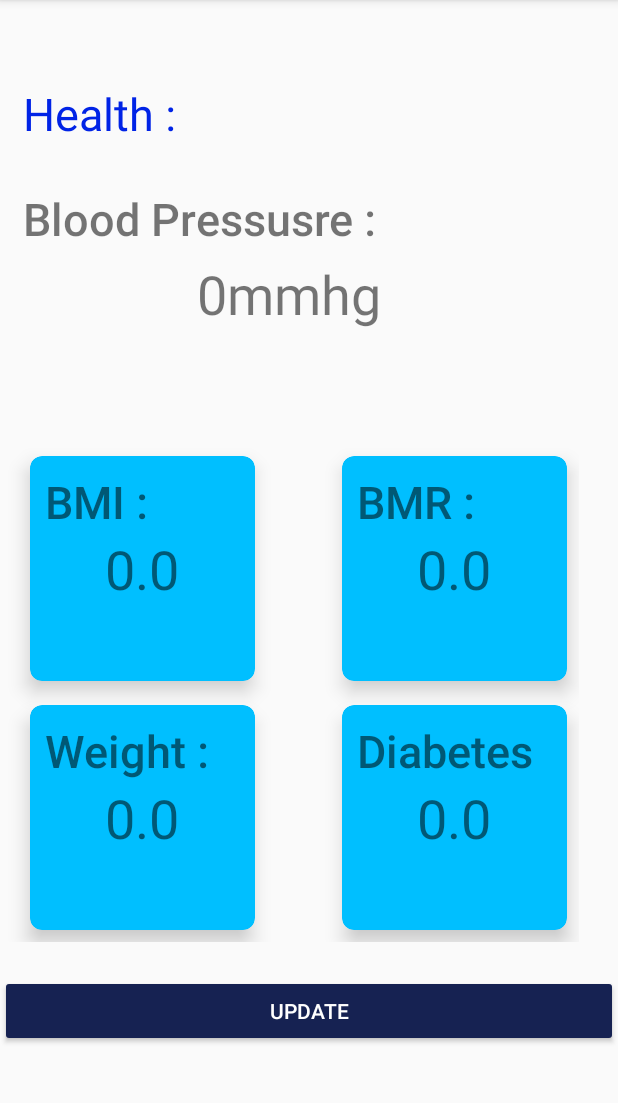
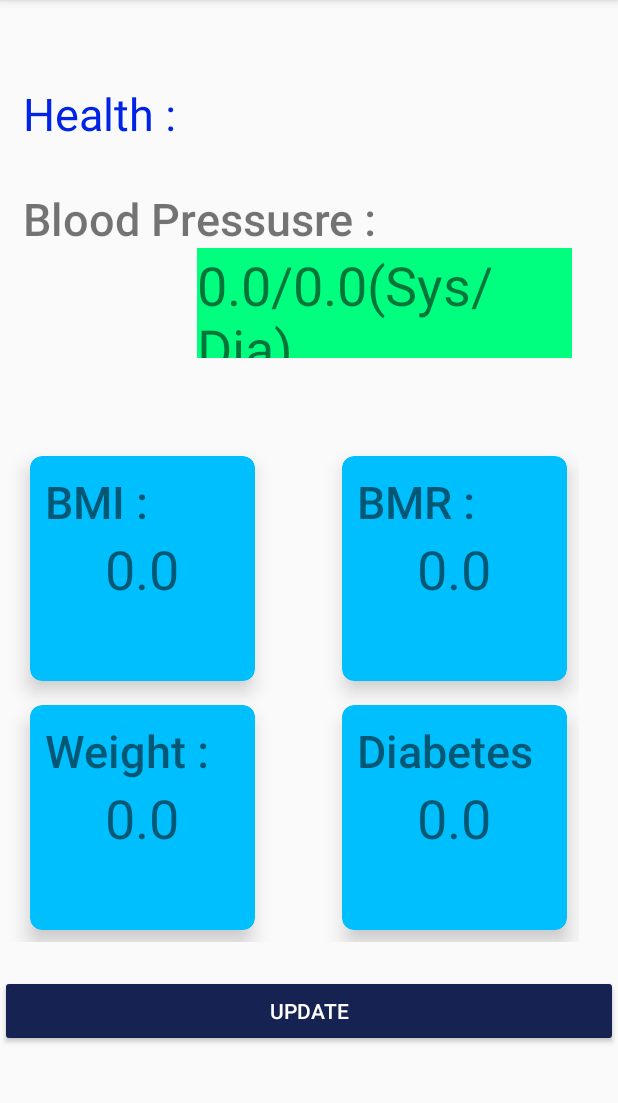
Before and after one commit to SadeeMohib/Reminder, an Android app: the HealthStatus screen opened directly, with no data from a screen before it, on a phone screen of 412 x 824 dp, the part 84-1187 px from its top. Run offline under Robolectric (Android 15) with nearby library versions, the phone set to English and light mode, and no system bars; our stand-ins replace Firebase (no records; nobody signed in at launch, a user with empty details on screens opened directly); Roboto replaces fonts that are not available here; 8 statements that could not run were skipped.

Commit message:
HealthStatus er kaaj shesh

```diff
--- a/app/src/main/java/com/example/reminderapp/HealthStatus.java
+++ b/app/src/main/java/com/example/reminderapp/HealthStatus.java
@@ -28,6 +28,7 @@ public class HealthStatus extends AppCompatActivity {
 
     CardView BloodPressure,BmiCard,BmrCard,WeightCard,DiabetesCard;
     TextView bmi,bmr,bloodPress,weight,diabetes;
+    String bloodP;
     Health health;
 
     double bmival,bmrval,heightval,weightval,systol,diastol,puls,diab;
@@ -93,25 +94,25 @@ public class HealthStatus extends AppCompatActivity {
 
                 }
 
-                if(bmrval>0.0 && bmrval<=18.5)
+                if(bmival>0.0 && bmival<=18.5)
                 {
                     //underweight
-                    BmrCard.setCardBackgroundColor(Color.parseColor("#00bfff"));
+                    BmiCard.setCardBackgroundColor(Color.parseColor("#00bfff"));
                 }
-                if(bmrval>18.5 && bmrval<=24.5)
+                if(bmival>18.5 && bmival<=24.5)
                 {
                     //normal weight
-                    BmrCard.setCardBackgroundColor(Color.parseColor("#00FF7F"));
+                    BmiCard.setCardBackgroundColor(Color.parseColor("#00FF7F"));
                 }
-                if(bmrval>24.5 && bmrval<=29.9)
+                if(bmival>24.5 && bmival<=29.9)
                 {
                     //over weight
-                    BmrCard.setCardBackgroundColor(Color.parseColor("#ffff00"));
+                    BmiCard.setCardBackgroundColor(Color.parseColor("#ffff00"));
                 }
-                if(bmrval>29.9)
+                if(bmival>29.9)
                 {
                     //obese
-                    BmrCard.setCardBackgroundColor(Color.parseColor("#FF4500"));
+                    BmiCard.setCardBackgroundColor(Color.parseColor("#FF4500"));
                 }
 
                 if(diab<=4.0)
@@ -127,11 +128,30 @@ public class HealthStatus extends AppCompatActivity {
                 {
                     DiabetesCard.setCardBackgroundColor(Color.parseColor("#FF4500"));
                 }
+                if(systol<120.0)
+                {
+                    bloodPress.setBackgroundColor(Color.parseColor("#00FF7F"));
+                }
 
+                if(systol>=120.0 && systol<=129.0)
+                {
+                    bloodPress.setBackgroundColor(Color.parseColor("#ffff00"));
+                }
+                if(systol>=130.0 && systol<=139.0)
+                {
+                    bloodPress.setBackgroundColor(Color.parseColor("#FF9903"));
+                }
+                if(systol>=140.0)
+                {
+                    bloodPress.setBackgroundColor(Color.parseColor("#FF4500"));
+                }
+
+                bloodP=String.valueOf(systol)+"/"+String.valueOf(diastol)+"(Sys/Dia)";
                 bmi.setText(bmi1);
                 bmr.setText(bmr1);
                 weight.setText(weight1);
                 diabetes.setText(dia1);
+                bloodPress.setText(bloodP);
             }
 
             @Override
--- a/app/src/main/res/layout/activity_health_status.xml
+++ b/app/src/main/res/layout/activity_health_status.xml
@@ -17,12 +17,11 @@
            android:textSize="30sp"></TextView>
 
        <LinearLayout
-
+           android:id="@+id/bpPart"
            android:layout_width="366dp"
            android:layout_height="153dp"
            android:layout_marginLeft="15dp"
            android:layout_marginTop="125dp">
-
 
               <TextView
                   android:layout_width="wrap_content"
@@ -34,7 +33,7 @@
               <TextView
                   android:id="@+id/bloodPressur"
                   android:layout_width="wrap_content"
-                  android:layout_height="61dp"
+                  android:layout_height="73dp"
                   android:layout_gravity="center"
                   android:layout_marginLeft="-120dp"
                   android:text="0mmhg"
--- a/app/src/main/res/values/colors.xml
+++ b/app/src/main/res/values/colors.xml
@@ -11,4 +11,5 @@
     <color name="light_green">#00FF7F</color>
     <color name="yellow">#ffff00</color>
     <color name="blu">#00bfff</color>
+    <color name="oreng">#FF9903</color>
 </resources>
```
